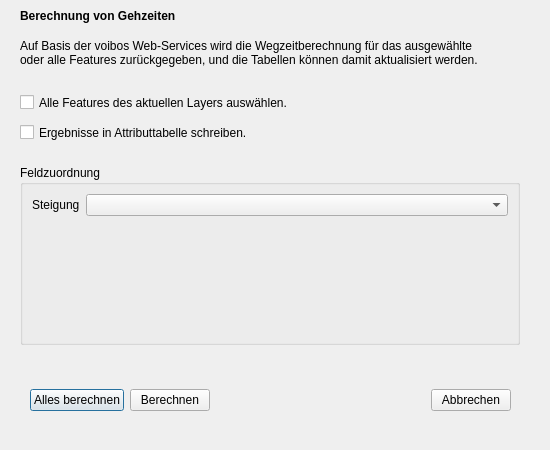
The window that gehzeitberechnung_dialog_base.ui (flamianselmiv/Gehzeitberechnung) describes before a commit, drawn with Qt 5.
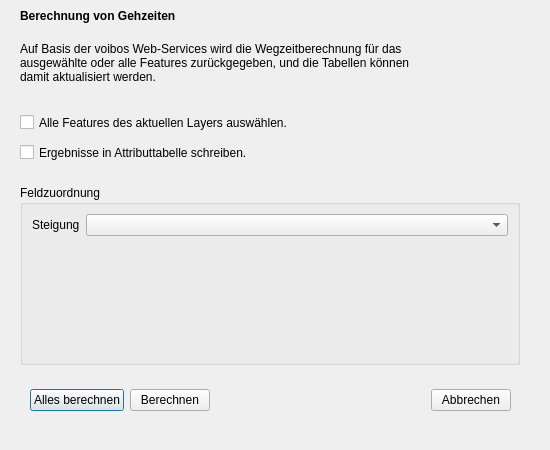
The same window after the commit.

Diff of the .ui file:
```diff
--- a/gehzeitberechnung_dialog_base.ui
+++ b/gehzeitberechnung_dialog_base.ui
@@ -42,20 +42,20 @@
    <property name="geometry">
     <rect>
      <x>20</x>
-     <y>30</y>
+     <y>40</y>
      <width>481</width>
      <height>60</height>
     </rect>
    </property>
    <property name="text">
-    <string>&lt;html&gt;&lt;head/&gt;&lt;body&gt;&lt;p&gt;Auf Basis der voibos Web-Services wird die Wegzeitberechnung für das ausgewählte&lt;br/&gt;oder alle Features zurückgegeben, und die Tabellen können damit aktualisiert werden.&lt;br/&gt;&lt;/p&gt;&lt;/body&gt;&lt;/html&gt;</string>
+    <string>&lt;html&gt;&lt;head/&gt;&lt;body&gt;&lt;p&gt;Auf Basis der voibos Web-Services wird die Wegzeitberechnung für das&lt;br/&gt;ausgewählte oder alle Features zurückgegeben, und die Tabellen können&lt;br/&gt;damit aktualisiert werden.&lt;br/&gt;&lt;/p&gt;&lt;/body&gt;&lt;/html&gt;</string>
    </property>
   </widget>
   <widget class="QCheckBox" name="checkBox_nur_nicht_Grenzkataster">
    <property name="geometry">
     <rect>
      <x>20</x>
-     <y>90</y>
+     <y>110</y>
      <width>371</width>
      <height>25</height>
     </rect>
@@ -68,7 +68,7 @@
    <property name="geometry">
     <rect>
      <x>20</x>
-     <y>120</y>
+     <y>140</y>
      <width>371</width>
      <height>25</height>
     </rect>
@@ -81,7 +81,7 @@
    <property name="geometry">
     <rect>
      <x>20</x>
-     <y>165</y>
+     <y>185</y>
      <width>500</width>
      <height>180</height>
     </rect>
```
